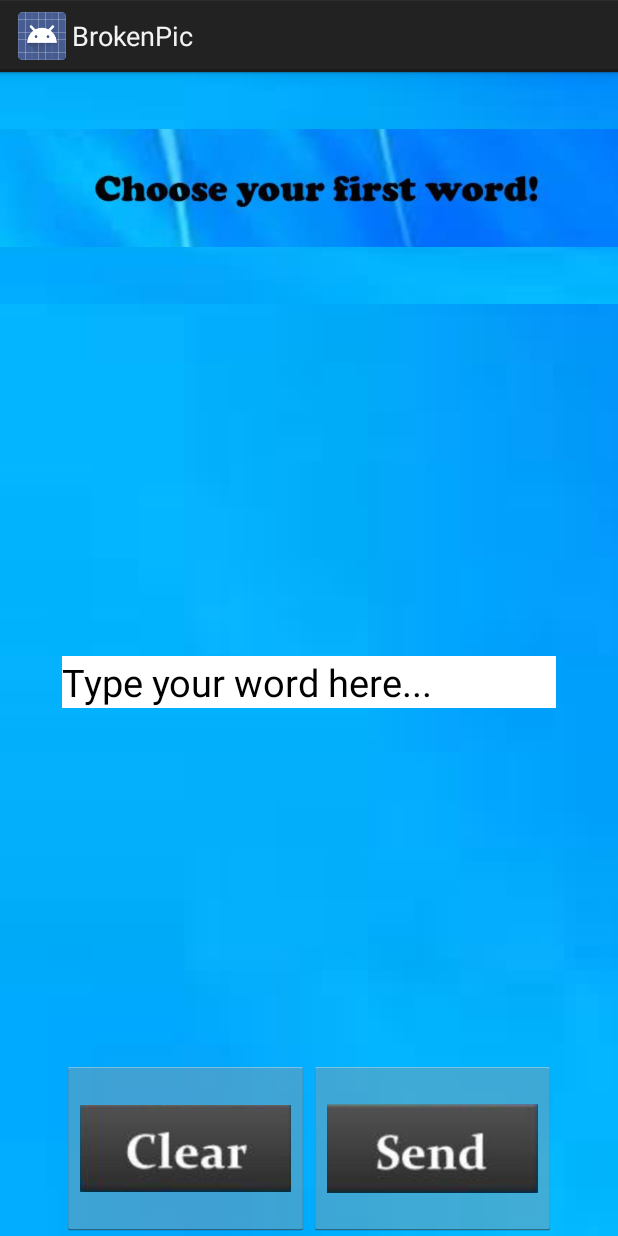
After one commit to orgafni/BrokenPic, an Android app: the fragment ChooseWordFragment shown on its own in the app's theme, on a phone screen of 412 x 824 dp. The commit adds this screen. Run offline under Robolectric (Android 15) with nearby library versions, the phone set to English and light mode, and no system bars.

Commit message:
finish Choose word screen

```diff
--- /dev/null
+++ b/app/src/main/java/com/brokenpicinc/brokenpic/ChooseWordFragment.java
@@ -0,0 +1,29 @@
+package com.brokenpicinc.brokenpic;
+
+
+import android.app.Fragment;
+import android.os.Bundle;
+import android.view.LayoutInflater;
+import android.view.View;
+import android.view.ViewGroup;
+
+
+/**
+ * A simple {@link Fragment} subclass.
+ */
+public class ChooseWordFragment extends Fragment {
+
+
+    public ChooseWordFragment() {
+        // Required empty public constructor
+    }
+
+
+    @Override
+    public View onCreateView(LayoutInflater inflater, ViewGroup container,
+                             Bundle savedInstanceState) {
+        // Inflate the layout for this fragment
+        return inflater.inflate(R.layout.fragment_choose_word, container, false);
+    }
+
+}
--- /dev/null
+++ b/app/src/main/res/layout/fragment_choose_word.xml
@@ -0,0 +1,75 @@
+<FrameLayout xmlns:android="http://schemas.android.com/apk/res/android"
+    xmlns:tools="http://schemas.android.com/tools"
+    android:layout_width="match_parent"
+    android:layout_height="match_parent"
+    tools:context="com.brokenpicinc.brokenpic.ChooseWordFragment"
+    android:background="@drawable/broken_pic_logo_bg">
+
+    <LinearLayout
+        android:layout_width="match_parent"
+        android:layout_height="match_parent"
+        android:orientation="vertical"
+        android:weightSum="100">
+
+        <ImageView
+            android:layout_width="match_parent"
+            android:layout_height="0dp"
+            android:layout_weight="20"
+            android:src="@drawable/choose_your_first_word_logo"
+            android:background="@drawable/broken_pic_logo_bg"
+            />
+
+        <LinearLayout
+            android:layout_width="match_parent"
+            android:layout_height="0dp"
+            android:layout_weight="65"
+            android:orientation="horizontal"
+            android:gravity="center_horizontal"
+            android:weightSum="100">
+            <EditText
+                android:layout_width="0dp"
+                android:layout_height="wrap_content"
+                android:background="@color/colorWhite"
+                android:textSize="25dp"
+                android:layout_gravity="center"
+                android:text="@string/type_your_word"
+                android:layout_weight="80"
+                android:id="@+id/chosen_word_edittext"/>
+        </LinearLayout>
+        <LinearLayout
+            android:layout_width="match_parent"
+            android:layout_height="0dp"
+            android:layout_weight="15"
+            android:orientation="horizontal"
+            android:gravity="center_horizontal"
+            android:weightSum="100">
+            <LinearLayout
+                android:layout_width="0dp"
+                android:layout_height="match_parent"
+                android:layout_weight="80"
+                android:orientation="horizontal"
+                android:weightSum="100">
+                <ImageButton
+                    android:id="@+id/clear_word_btn"
+                    android:layout_width="0dp"
+                    android:layout_height="match_parent"
+                    android:layout_weight="50"
+                    android:scaleType="fitCenter"
+                    android:adjustViewBounds="true"
+                    android:src="@drawable/clear_btn"
+                    />
+                <ImageButton
+                    android:id="@+id/send_word_btn"
+                    android:layout_width="0dp"
+                    android:layout_height="match_parent"
+                    android:layout_weight="50"
+                    android:scaleType="fitCenter"
+                    android:adjustViewBounds="true"
+                    android:src="@drawable/send_btn"
+                    />
+
+            </LinearLayout>
+        </LinearLayout>
+    </LinearLayout>
+
+</FrameLayout>
--- a/app/src/main/res/values/strings.xml
+++ b/app/src/main/res/values/strings.xml
@@ -9,4 +9,7 @@
     <string name="password">Password</string>
     <string name="nickname">Nick Name</string>
     <string name="confirmPassword">Confirm Password</string>
+    <string name="type_your_word">Type your word here...</string>
+
+
 </resources>
```
Also changed, not shown: app/src/main/res/drawable/choose_your_first_word_logo.png (added), app/src/main/res/drawable/clear_btn.png (added), app/src/main/res/drawable/send_btn.png (added).
